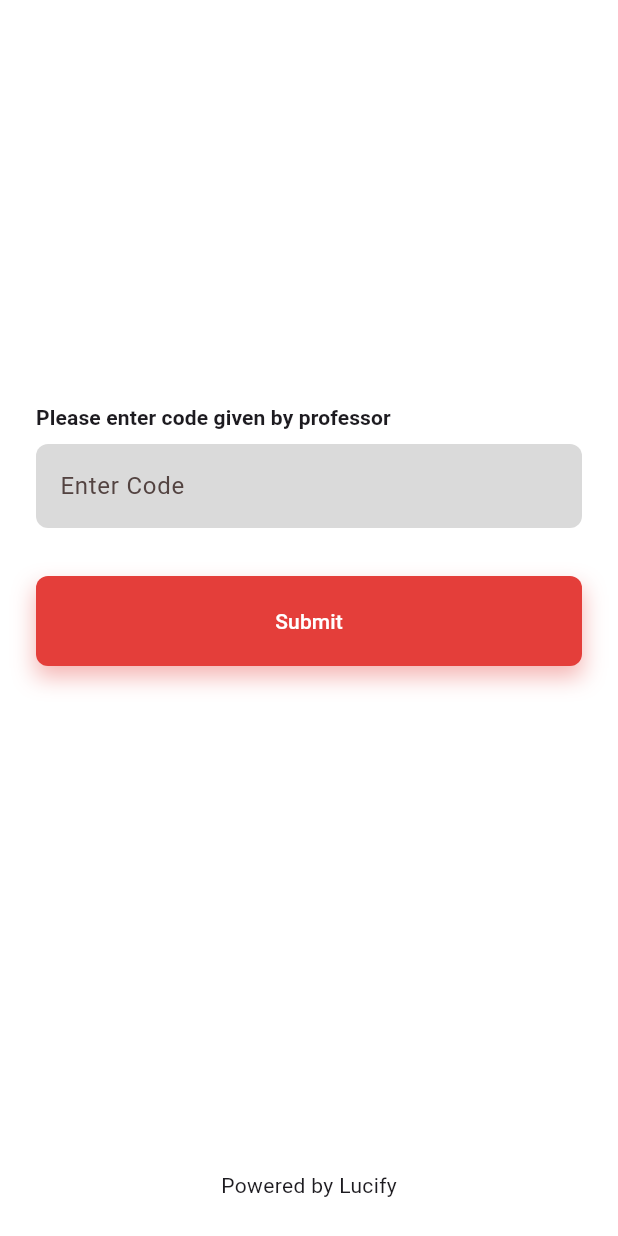
After one commit to Chiggy-Playz/InternshipAssignmentNami, a Flutter app: the VerificationPage screen opened by its route, on a phone screen of 412 x 824 dp. The commit adds this screen. Run offline on Flutter 3.47's test engine with Material 3 defaults, Android fonts, the phone set to English and light mode, and no system bars; our stand-ins replace camera, dotted_border, flutter_riverpod, go_router, riverpod_annotation; missing offline and left inert: google_mlkit_face_detection; generated files the repository leaves out were written again.

Commit message:
Add code verification page

```diff
--- a/lib/core/router.dart
+++ b/lib/core/router.dart
@@ -5,6 +5,7 @@ import 'package:nami_assignment/pages/course_details.dart';
 import 'package:nami_assignment/pages/courses.dart';
 import 'package:nami_assignment/pages/face_detection.dart';
 import 'package:nami_assignment/pages/login.dart';
+import 'package:nami_assignment/pages/verification.dart';
 import 'package:riverpod_annotation/riverpod_annotation.dart';
 
 part 'router.g.dart';
@@ -51,6 +52,11 @@ Future<GoRouter> router(RouterRef ref) async {
         name: FaceDetectionPage.routeName,
         builder: (context, state) => const FaceDetectionPage(),
       ),
+      GoRoute(
+        path: VerificationPage.routePath,
+        name: VerificationPage.routeName,
+        builder: (context, state) => const VerificationPage(),
+      )
     ],
   );
 }
--- a/lib/pages/face_detection.dart
+++ b/lib/pages/face_detection.dart
@@ -6,9 +6,11 @@ import 'package:dotted_border/dotted_border.dart';
 import 'package:flutter/material.dart';
 import 'package:flutter/services.dart';
 import 'package:flutter_riverpod/flutter_riverpod.dart';
+import 'package:go_router/go_router.dart';
 import 'package:google_mlkit_face_detection/google_mlkit_face_detection.dart';
 import 'package:nami_assignment/core/extensions.dart';
 import 'package:nami_assignment/modules/face_detection/providers.dart';
+import 'package:nami_assignment/pages/verification.dart';
 import 'package:nami_assignment/widgets/appbar.dart' as appbar;
 import 'package:nami_assignment/widgets/buttons.dart' as buttons;
 
@@ -263,7 +265,7 @@ class _FaceDetectionContinuedState
         buttons.FilledButton(
           onPressed: timerCount == 0
               ? () {
-                  context.showSnackBar("Face captured");
+                  context.push(VerificationPage.routePath);
                 }
               : null,
           child: Text(
--- /dev/null
+++ b/lib/pages/verification.dart
@@ -0,0 +1,65 @@
+import 'package:flutter/material.dart';
+import 'package:flutter/widgets.dart';
+import 'package:flutter_riverpod/flutter_riverpod.dart';
+import 'package:nami_assignment/core/extensions.dart';
+import 'package:nami_assignment/widgets/appbar.dart' as appbar;
+import 'package:nami_assignment/widgets/buttons.dart' as buttons;
+
+class VerificationPage extends ConsumerStatefulWidget {
+  const VerificationPage({super.key});
+
+  static const String routePath = '/verification';
+  static const String routeName = 'Verification';
+
+  @override
+  ConsumerState<ConsumerStatefulWidget> createState() =>
+      _VerificationPageState();
+}
+
+class _VerificationPageState extends ConsumerState<VerificationPage> {
+  @override
+  Widget build(BuildContext context) {
+    return Scaffold(
+        appBar: const appbar.AppBar(),
+        body: Padding(
+          padding: const EdgeInsets.all(24.0),
+          child: Column(
+            children: [
+              const SizedBox(height: 160),
+              Align(
+                alignment: Alignment.centerLeft,
+                child: Text(
+                  "Please enter code given by professor",
+                  style: context.textTheme.titleSmall!.copyWith(
+                    fontWeight: FontWeight.bold,
+                  ),
+                ),
+              ),
+              const SizedBox(height: 8),
+              TextFormField(
+                decoration: const InputDecoration(
+                  hintText: 'Enter Code',
+                  labelText: 'Enter Code',
+                  floatingLabelBehavior: FloatingLabelBehavior.never,
+                ),
+              ),
+              const SizedBox(height: 32),
+              buttons.FilledButton(
+                onPressed: () {},
+                child: Text(
+                  'Submit',
+                  style: context.textTheme.titleSmall!.copyWith(
+                    color: context.colorScheme.onPrimary,
+                  ),
+                ),
+              ),
+              const Expanded(child: SizedBox()),
+              Text(
+                "Powered by Lucify",
+                style: context.textTheme.bodyMedium,
+              ),
+            ],
+          ),
+        ));
+  }
+}
```
